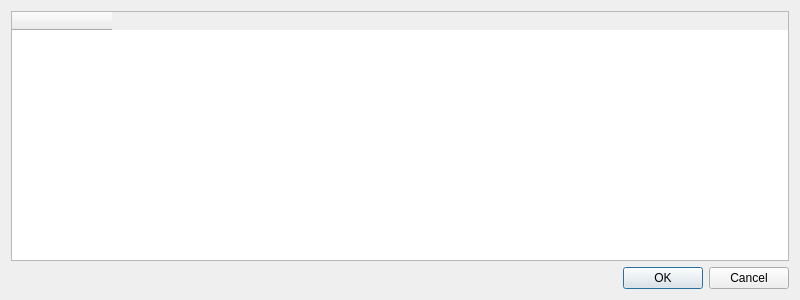
Above: refsdialog.ui from oso/qgis-etri before the change. Below: the same form after it.
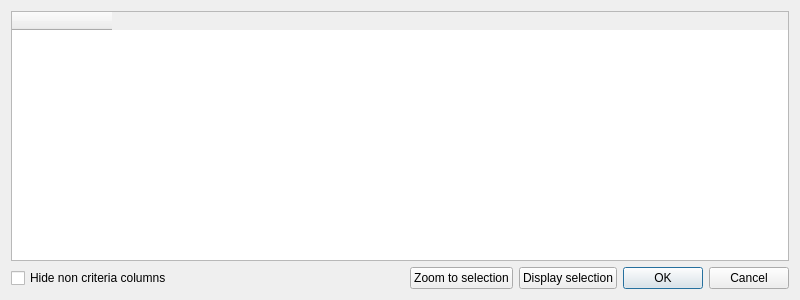
That is the form after the change.

Commit message: [UI] Add zoom, display selected actions and hide non criteria columns options

Diff of the .ui file:
```diff
--- a/refsdialog.ui
+++ b/refsdialog.ui
@@ -48,7 +48,49 @@
     </widget>
    </item>
    <item row="1" column="0">
+    <layout class="QHBoxLayout" name="horizontalLayout">
+     <item>
+      <widget class="QCheckBox" name="cbox_hide">
+       <property name="text">
+        <string>Hide non criteria columns</string>
+       </property>
+      </widget>
+     </item>
+     <item>
+      <spacer name="horizontalSpacer">
+       <property name="orientation">
+        <enum>Qt::Horizontal</enum>
+       </property>
+       <property name="sizeHint" stdset="0">
+        <size>
+         <width>40</width>
+         <height>20</height>
+        </size>
+       </property>
+      </spacer>
+     </item>
+     <item>
+      <widget class="QPushButton" name="Bzoom">
+       <property name="text">
+        <string>Zoom to selection</string>
+       </property>
+      </widget>
+     </item>
+     <item>
+      <widget class="QPushButton" name="Bdisplay">
+       <property name="text">
+        <string>Display selection</string>
+       </property>
+      </widget>
+     </item>
+     <item>
     <widget class="QDialogButtonBox" name="buttonBox">
+       <property name="sizePolicy">
+        <sizepolicy hsizetype="Maximum" vsizetype="Fixed">
+         <horstretch>0</horstretch>
+         <verstretch>0</verstretch>
+        </sizepolicy>
+       </property>
      <property name="orientation">
       <enum>Qt::Horizontal</enum>
      </property>
@@ -56,6 +98,8 @@
       <set>QDialogButtonBox::Cancel|QDialogButtonBox::Ok</set>
      </property>
     </widget>
+     </item>
+    </layout>
    </item>
   </layout>
  </widget>
```
Lines whose indentation alone changed are shown as unchanged. The commit also changes 2 other files.
